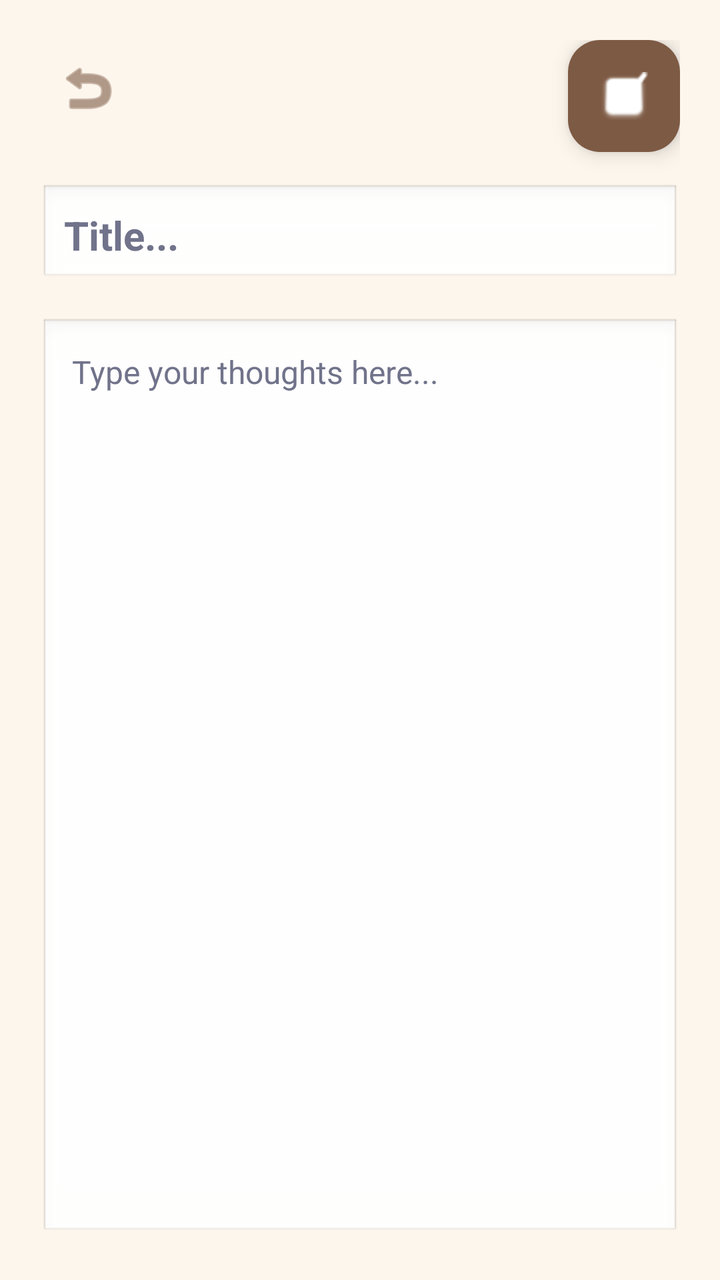
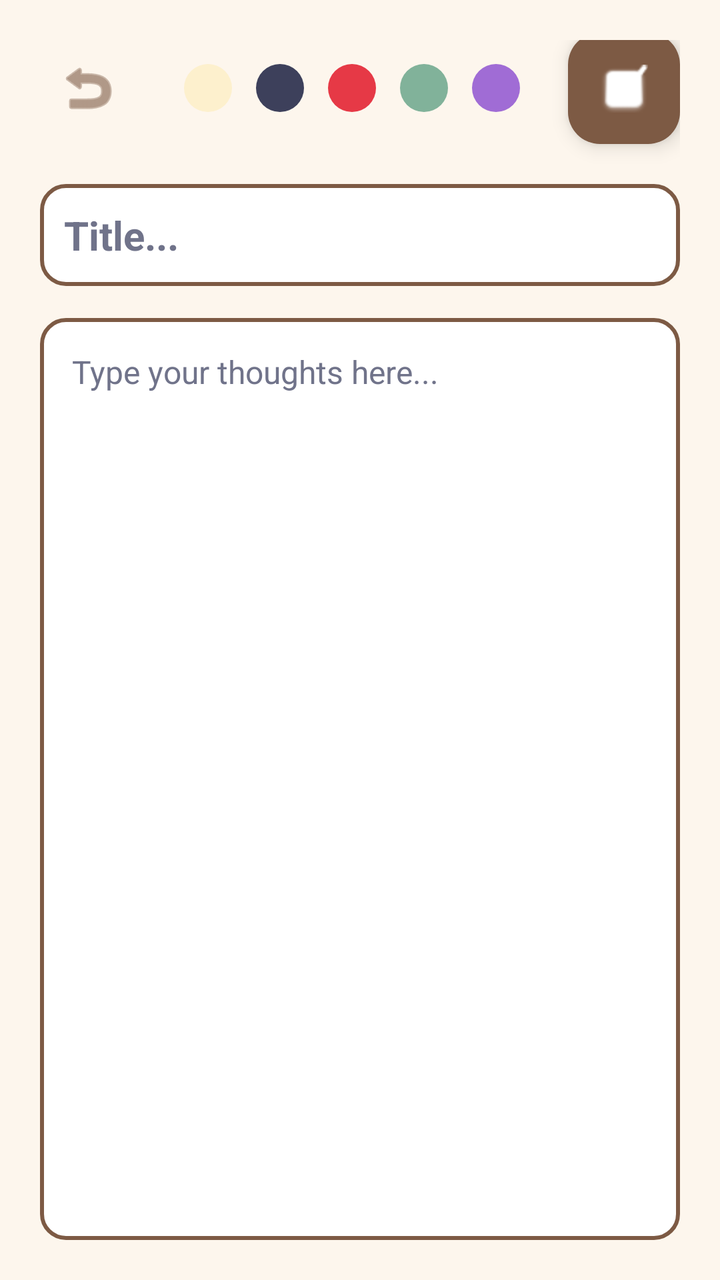

Compare the two renders of this Android layout. The source of the first and the diff that turns it into the second are given below.
<!-- AndroidManifest.xml: application theme Theme.ProjectStudyBuddy1 -->
<!-- res/layout/activity_journal_editor.xml -->
<?xml version="1.0" encoding="utf-8"?>
<androidx.constraintlayout.widget.ConstraintLayout xmlns:android="http://schemas.android.com/apk/res/android"
    xmlns:app="http://schemas.android.com/apk/res-auto"
    xmlns:tools="http://schemas.android.com/tools"
    android:layout_width="match_parent"
    android:layout_height="match_parent"
    android:background="@color/bg_cream"
    android:padding="20dp">

    <ImageButton
        android:id="@+id/btnJournalEditorBack"
        android:layout_width="48dp"
        android:layout_height="48dp"
        android:background="?android:attr/selectableItemBackgroundBorderless"
        android:src="@android:drawable/ic_menu_revert"
        app:tint="@color/accent_brown"
        app:layout_constraintTop_toTopOf="parent"
        app:layout_constraintStart_toStartOf="parent"
        android:contentDescription="Go Back" />

    <com.google.android.material.floatingactionbutton.FloatingActionButton
        android:id="@+id/fabSaveJournalEntry"
        android:layout_width="wrap_content"
        android:layout_height="wrap_content"
        android:src="@android:drawable/checkbox_on_background"
        android:backgroundTint="@color/accent_brown"
        app:tint="@android:color/white"
        app:fabSize="mini"
        app:layout_constraintTop_toTopOf="parent"
        app:layout_constraintEnd_toEndOf="parent"
        android:contentDescription="Save Entry" />

    <EditText
        android:id="@+id/etJournalEntryTitle"
        android:layout_width="0dp"
        android:layout_height="wrap_content"
        android:layout_marginTop="24dp"
        android:hint="Title..."
        android:textColorHint="@color/text_hint_darker"
        android:textColor="@color/text_dark"
        android:textSize="20sp"
        android:textStyle="bold"
        android:background="@android:drawable/edit_text"
        android:padding="12dp"
        android:inputType="textCapWords"
        android:importantForAutofill="no"
        app:layout_constraintTop_toBottomOf="@id/btnJournalEditorBack"
        app:layout_constraintStart_toStartOf="parent"
        app:layout_constraintEnd_toEndOf="parent" />

    <EditText
        android:id="@+id/etJournalEntryBody"
        android:layout_width="0dp"
        android:layout_height="0dp"
        android:layout_marginTop="16dp"
        android:hint="Type your thoughts here..."
        android:textColorHint="@color/text_hint_darker"
        android:textColor="@color/text_dark"
        android:textSize="16sp"
        android:gravity="top|start"
        android:background="@android:drawable/edit_text"
        android:padding="16dp"
        android:inputType="textMultiLine|textCapSentences"
        android:importantForAutofill="no"
        app:layout_constraintTop_toBottomOf="@id/etJournalEntryTitle"
        app:layout_constraintBottom_toBottomOf="parent"
        app:layout_constraintStart_toStartOf="parent"
        app:layout_constraintEnd_toEndOf="parent" />

</androidx.constraintlayout.widget.ConstraintLayout>
<!-- resources referenced by this layout -->
<resources>
  <color name="accent_brown">#7D5A44</color>
  <color name="bg_cream">#FDF6ED</color>
  <color name="text_dark">#3D405B</color>
  <color name="text_hint_darker">#70738A</color>
  <style name="Theme.ProjectStudyBuddy1" parent="Theme.Material3.DayNight.NoActionBar">
          <item name="colorPrimary">@color/accent_brown</item>
          <item name="colorPrimaryDark">@color/accent_brown</item>
          <item name="colorAccent">@color/accent_orange</item>
  
          <item name="android:windowBackground">@color/bg_cream</item>
          <item name="android:colorBackground">@color/bg_cream</item>
  
          <item name="android:statusBarColor">@color/bg_cream</item>
          <item name="android:windowLightStatusBar">true</item>
  
          <item name="colorSurface">@color/card_white</item>
          <item name="colorOnSurface">@color/text_dark</item>
      </style>
  <color name="accent_orange">#E07A5F</color>
  <color name="card_white">#FFFFFF</color>
</resources>

<!-- the commit's change to res/layout/activity_journal_editor.xml (unified diff, before → after) -->
@@ -18,6 +18,26 @@
         app:layout_constraintStart_toStartOf="parent"
         android:contentDescription="Go Back" />
 
+
+    <LinearLayout
+        android:id="@+id/layoutJournalColorPicker"
+        android:layout_width="0dp"
+        android:layout_height="48dp"
+        android:orientation="horizontal"
+        android:gravity="center"
+        android:layout_marginHorizontal="8dp"
+        app:layout_constraintTop_toTopOf="parent"
+        app:layout_constraintBottom_toBottomOf="@id/btnJournalEditorBack"
+        app:layout_constraintStart_toEndOf="@id/btnJournalEditorBack"
+        app:layout_constraintEnd_toStartOf="@id/fabSaveJournalEntry">
+
+        <View android:id="@+id/dotYellow" android:layout_width="24dp" android:layout_height="24dp" android:layout_margin="6dp" android:background="@drawable/circle_badge" android:backgroundTint="#FDF0CD" />
+        <View android:id="@+id/dotBlue" android:layout_width="24dp" android:layout_height="24dp" android:layout_margin="6dp" android:background="@drawable/circle_badge" android:backgroundTint="#3D405B" />
+        <View android:id="@+id/dotRed" android:layout_width="24dp" android:layout_height="24dp" android:layout_margin="6dp" android:background="@drawable/circle_badge" android:backgroundTint="#E63946" />
+        <View android:id="@+id/dotGreen" android:layout_width="24dp" android:layout_height="24dp" android:layout_margin="6dp" android:background="@drawable/circle_badge" android:backgroundTint="#81B29A" />
+        <View android:id="@+id/dotPurple" android:layout_width="24dp" android:layout_height="24dp" android:layout_margin="6dp" android:background="@drawable/circle_badge" android:backgroundTint="#A06CD5" />
+    </LinearLayout>
+
     <com.google.android.material.floatingactionbutton.FloatingActionButton
         android:id="@+id/fabSaveJournalEntry"
         android:layout_width="wrap_content"
@@ -27,6 +47,7 @@
         app:tint="@android:color/white"
         app:fabSize="mini"
         app:layout_constraintTop_toTopOf="parent"
+        app:layout_constraintBottom_toBottomOf="@id/btnJournalEditorBack"
         app:layout_constraintEnd_toEndOf="parent"
         android:contentDescription="Save Entry" />
 
@@ -40,7 +61,7 @@
         android:textColor="@color/text_dark"
         android:textSize="20sp"
         android:textStyle="bold"
-        android:background="@android:drawable/edit_text"
+        android:background="@drawable/bg_rounded_card"
         android:padding="12dp"
         android:inputType="textCapWords"
         android:importantForAutofill="no"
@@ -58,7 +79,7 @@
         android:textColor="@color/text_dark"
         android:textSize="16sp"
         android:gravity="top|start"
-        android:background="@android:drawable/edit_text"
+        android:background="@drawable/bg_rounded_card"
         android:padding="16dp"
         android:inputType="textMultiLine|textCapSentences"
         android:importantForAutofill="no"
<!-- resource entries referenced after the edit -->
@@ -4,6 +4,20 @@
   <color name="bg_cream">#FDF6ED</color>
   <color name="text_dark">#3D405B</color>
   <color name="text_hint_darker">#70738A</color>
+  <!-- drawable bg_rounded_card (drawable) -->
+  <?xml version="1.0" encoding="utf-8"?>
+  <shape xmlns:android="http://schemas.android.com/apk/res/android" android:shape="rectangle">
+      <solid android:color="@color/card_white"/>
+      <stroke android:width="2dp" android:color="@color/accent_brown"/>
+      <corners android:radius="12dp"/>
+  </shape>
+  <!-- drawable circle_badge (drawable) -->
+  <?xml version="1.0" encoding="utf-8"?>
+  <shape xmlns:android="http://schemas.android.com/apk/res/android"
+      android:shape="oval">
+      <solid android:color="@color/accent_brown" />
+      <size android:width="36dp" android:height="36dp" />
+  </shape>
   <style name="Theme.ProjectStudyBuddy1" parent="Theme.Material3.DayNight.NoActionBar">
           <item name="colorPrimary">@color/accent_brown</item>
           <item name="colorPrimaryDark">@color/accent_brown</item>
